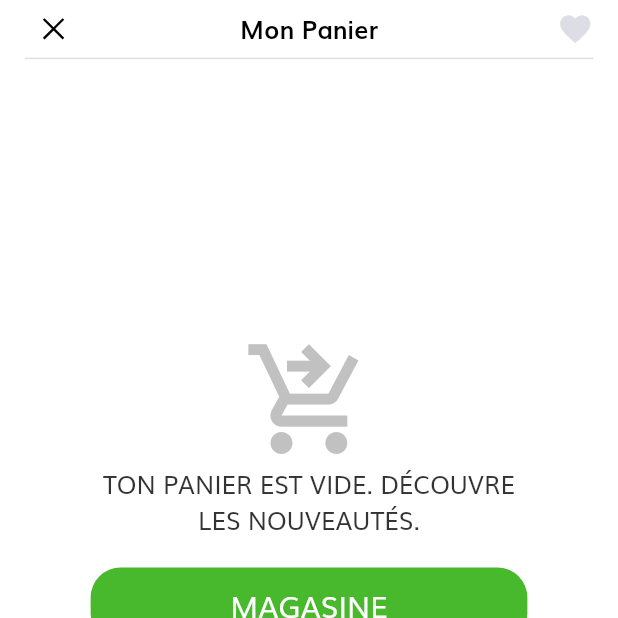
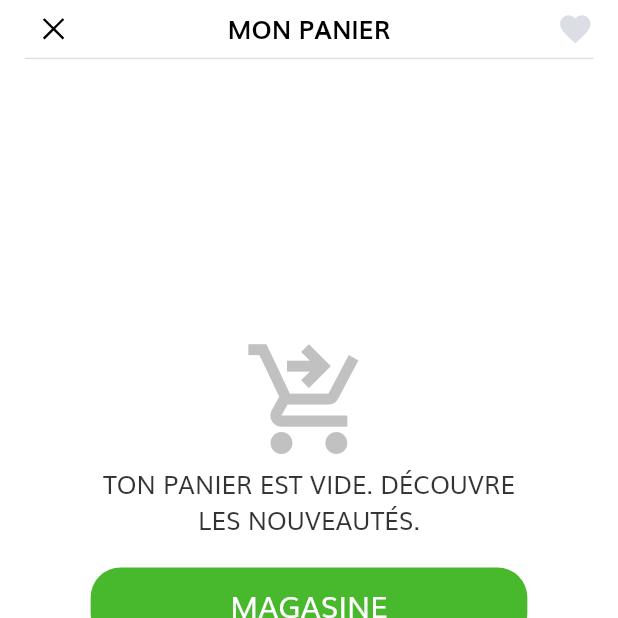
Before and after one commit to Bamos73/TraveV1, a Flutter app: the CartScreen screen opened by its route, on a phone screen of 412 x 824 dp, the top half of it. Run offline on Flutter 3.47's test engine with Material 2 defaults, Android fonts, the phone set to English and light mode, and no system bars; our stand-ins replace awesome_snackbar_content, cloud_firestore, connectivity_plus, firebase_auth, firebase_core, flutter_svg and 5 more; missing offline and left inert: capped_progress_indicator, firebase_performance, flutter_facebook_auth, slide_popup_dialog_null_safety, twitter_login; accounts and stored records are empty.

Commit message:
final Commit

```diff
--- a/lib/screens/cart/components/header_cart.dart
+++ b/lib/screens/cart/components/header_cart.dart
@@ -18,7 +18,7 @@ class HeaderCart extends StatelessWidget {
               child: ButtonClose()),
         ),
         Text(
-          "Mon Panier",
+          "MON PANIER",
           style: TextStyle(
             fontWeight: FontWeight.bold,
             fontSize: getProportionateScreenWidth(15),
```
